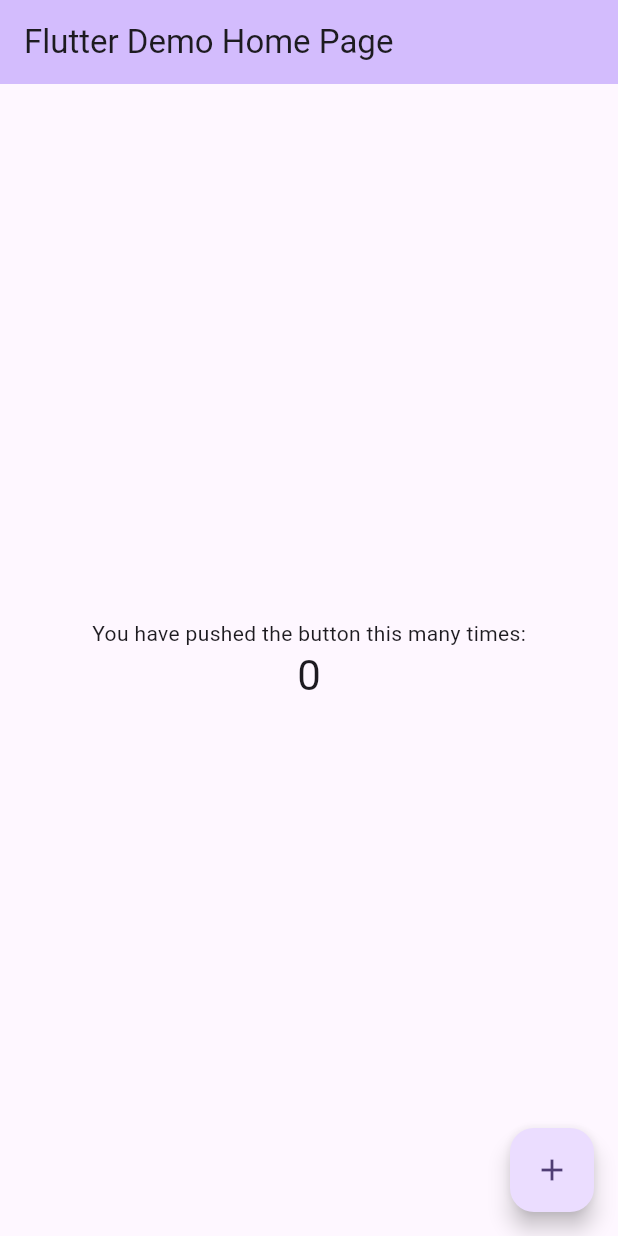
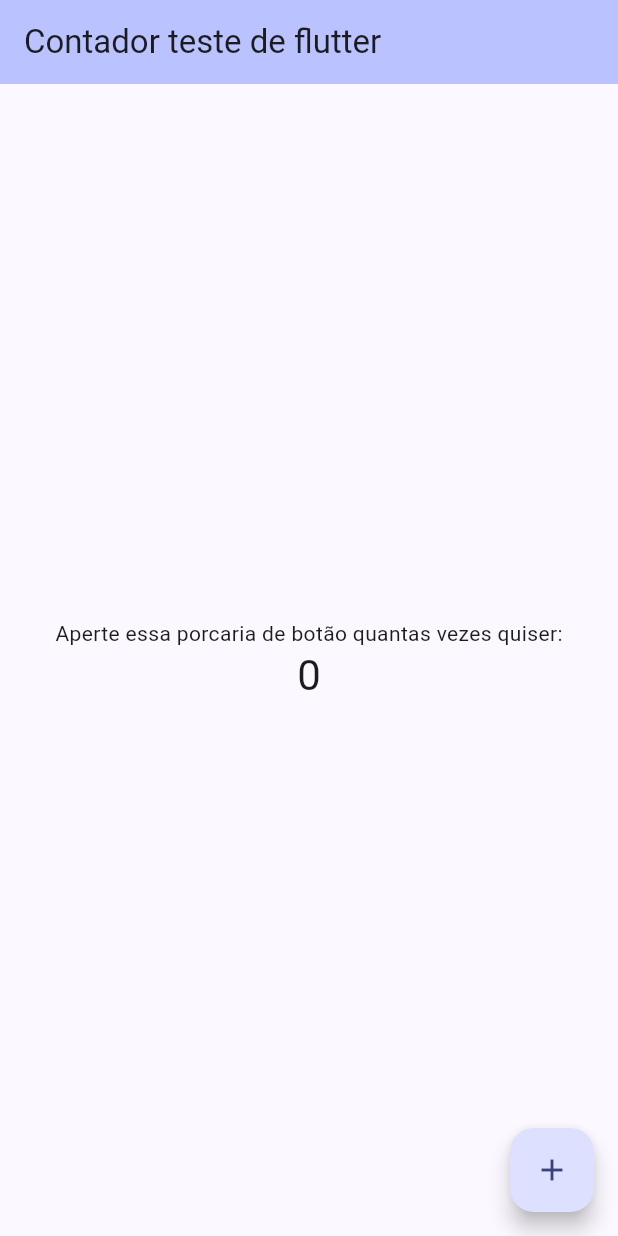
Before and after one commit to 2002Larissa/Dart-e-Flutter, a Flutter app: the screen it shows after launch, on a phone screen of 412 x 824 dp. Run offline on Flutter 3.47's test engine with Material 3 defaults, Android fonts, the phone set to English and light mode, and no system bars.

Commit message:
Primeiro teste no vs code | Obs: É muito melhor que o android studio

```diff
--- a/lib/main.dart
+++ b/lib/main.dart
@@ -11,7 +11,7 @@ class MyApp extends StatelessWidget {
   @override
   Widget build(BuildContext context) {
     return MaterialApp(
-      title: 'Flutter Demo',
+      title: 'Teste Flutter',
       theme: ThemeData(
         // This is the theme of your application.
         //
@@ -28,10 +28,10 @@ class MyApp extends StatelessWidget {
         //
         // This works for code too, not just values: Most code changes can be
         // tested with just a hot reload.
-        colorScheme: ColorScheme.fromSeed(seedColor: Colors.deepPurple),
+        colorScheme: ColorScheme.fromSeed(seedColor: Colors.indigo),
         useMaterial3: true,
       ),
-      home: const MyHomePage(title: 'Flutter Demo Home Page'),
+      home: const MyHomePage(title: 'Contador teste de flutter'),
     );
   }
 }
@@ -106,7 +106,7 @@ class _MyHomePageState extends State<MyHomePage> {
           mainAxisAlignment: MainAxisAlignment.center,
           children: <Widget>[
             const Text(
-              'You have pushed the button this many times:',
+              'Aperte essa porcaria de botão quantas vezes quiser:',
             ),
             Text(
               '$_counter',
```
